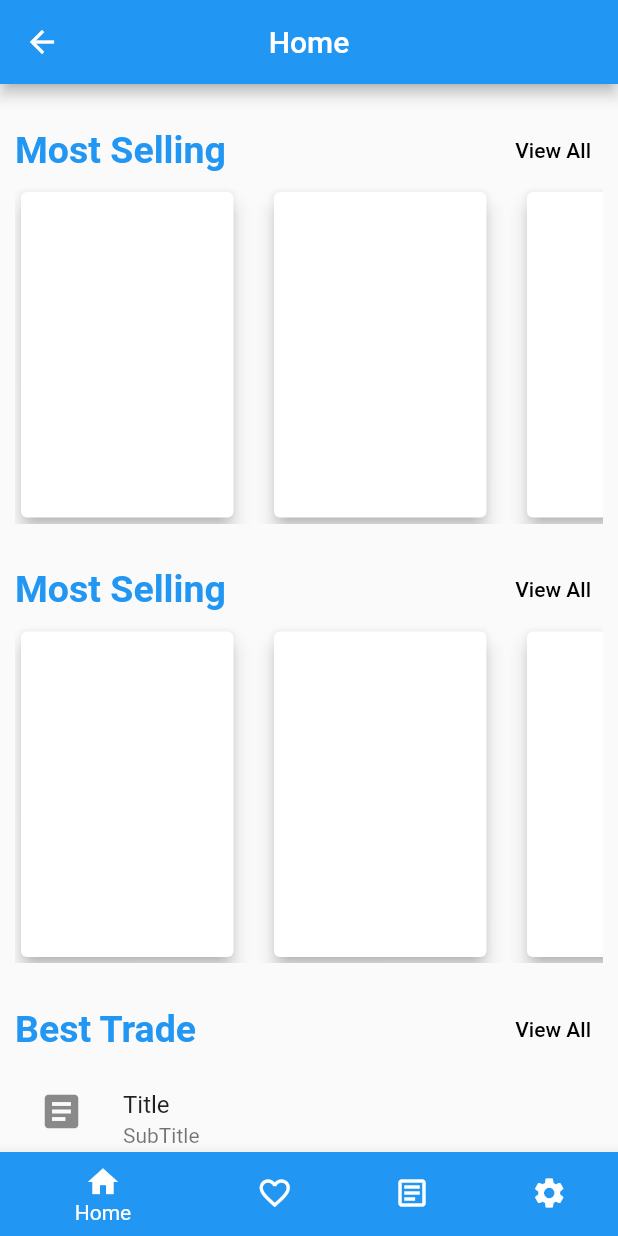
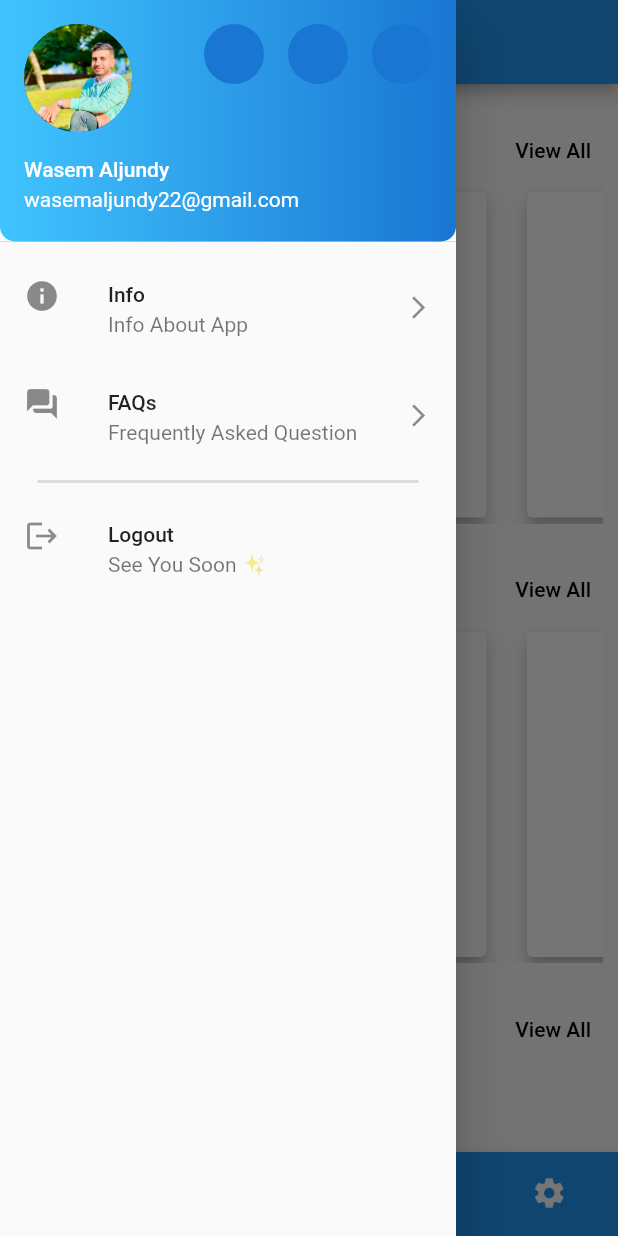
Before and after one commit to WasemAljundy/e_commerce_app, a Flutter app: the MainScreen screen opened by its route, with the side drawer open (before the commit the screen has no drawer), on a phone screen of 412 x 824 dp. Run offline on Flutter 3.47's test engine with Material 2 defaults, Android fonts, the phone set to English and light mode, and no system bars.

Commit message:
Third stage Completed: Added Drawer and it's new widgets. Added Profile Circular Image.

```diff
--- a/lib/main.dart
+++ b/lib/main.dart
@@ -1,4 +1,6 @@
 import 'package:flutter/material.dart';
+import 'package:ui_app/screens/drawer_screens/faqs/faqs_screen.dart';
+import 'package:ui_app/screens/drawer_screens/info/info_screen.dart';
 import 'package:ui_app/screens/launch_screen.dart';
 import 'package:ui_app/screens/login_screen.dart';
 import 'package:ui_app/screens/main_screen.dart';
@@ -11,9 +13,12 @@ void main() {
 class MyApp extends StatelessWidget {
   const MyApp({Key? key}) : super(key: key);
 
+  static bool darkMode = false;
+
   @override
   Widget build(BuildContext context) {
     return MaterialApp(
+      theme: darkMode ? ThemeData.dark() : ThemeData.light(),
       debugShowCheckedModeBanner: false,
       initialRoute: '/launch_screen',
       routes: {
@@ -21,6 +26,8 @@ class MyApp extends StatelessWidget {
         '/out_boarding_screen': (context) => const OutBoardingScreen(),
         '/login_screen': (context) => const LoginScreen(),
         '/main_screen': (context) => const MainScreen(),
+        '/faqs_screen': (context) => const FaqsScreen(),
+        '/info_screen': (context) => const InfoScreen(),
       },
     );
   }
--- a/lib/screens/bn_screens/favourite_screen.dart
+++ b/lib/screens/bn_screens/favourite_screen.dart
@@ -21,7 +21,7 @@ class _FavouriteScreenState extends State<FavouriteScreen> {
       ),
       itemBuilder: (context, index) {
         return Card(
-          elevation: 5,
+          elevation: 10,
           color: index % 3 == 0 ? Colors.cyan : Colors.pink,
           shape: RoundedRectangleBorder(
             borderRadius: BorderRadius.circular(10),
--- a/lib/screens/main_screen.dart
+++ b/lib/screens/main_screen.dart
@@ -38,7 +38,71 @@ class _MainScreenState extends State<MainScreen> {
     return Scaffold(
       appBar: AppBar(
         title: Text(bnScreens[_currentIndex].title),
-        centerTitle: true,
+      ),
+      drawer: Drawer(
+        child: ListView(
+          children: [
+            UserAccountsDrawerHeader(
+              decoration: BoxDecoration(
+                gradient: LinearGradient(
+                  colors: [
+                    Colors.lightBlueAccent,
+                    Colors.blue.shade700,
+                  ],
+                ),
+                borderRadius: const BorderRadius.only(
+                  bottomLeft: Radius.circular(10),
+                  bottomRight: Radius.circular(10),
+                ),
+              ),
+              currentAccountPicture: const CircleAvatar(
+                child: CircleAvatar(
+                  radius: 50,
+                  backgroundImage: AssetImage('images/wasem.jpg'),
+                ),
+              ),
+              accountName: const Text('Wasem Aljundy'),
+              accountEmail: const Text('wasemaljundy22@gmail.com'),
+              otherAccountsPictures: const [
+                CircleAvatar(),
+                CircleAvatar(),
+                CircleAvatar(),
+              ],
+            ),
+            ListTile(
+              onTap: () => Navigator.pushNamed(context, '/info_screen'),
+              leading: const Icon(Icons.info),
+              title: const Text('Info'),
+              subtitle: const Text('Info About App'),
+              trailing: const Icon(Icons.arrow_forward_ios, size: 18),
+            ),
+            ListTile(
+              onTap: () => Navigator.pushNamed(context, '/faqs_screen'),
+              leading: const Icon(Icons.question_answer_rounded),
+              title: const Text('FAQs'),
+              subtitle: const Text('Frequently Asked Question'),
+              trailing: const Icon(Icons.arrow_forward_ios, size: 18),
+            ),
+            const Divider(
+              thickness: 2,
+              indent: 25,
+              endIndent: 25,
+            ),
+            ListTile(
+              onTap: () {
+                Future.delayed(
+                  const Duration(milliseconds: 400),
+                  () => Navigator.pushNamedAndRemoveUntil(
+                      context, '/login_screen', (route) => false),
+                );
+                // Navigator.
+              },
+              leading: const Icon(Icons.logout),
+              title: const Text('Logout'),
+              subtitle: const Text('See You Soon ✨'),
+            ),
+          ],
+        ),
       ),
       body: bnScreens[_currentIndex].widget,
       bottomNavigationBar: BottomNavigationBar(
```
Also changed, not shown: lib/screens/bn_screens/settings_screen.dart (+76 -2 lines), lib/screens/drawer_screens/faqs/faqs_screen.dart (added, +52 -0 lines), lib/screens/drawer_screens/faqs/general_questions_screen.dart (added, +21 -0 lines), lib/screens/drawer_screens/faqs/usage_questions_screen.dart (added, +21 -0 lines), lib/screens/drawer_screens/info/info_screen.dart (added, +79 -0 lines), lib/screens/login_screen.dart (+5 -2 lines), images/wasem.jpg (added).
